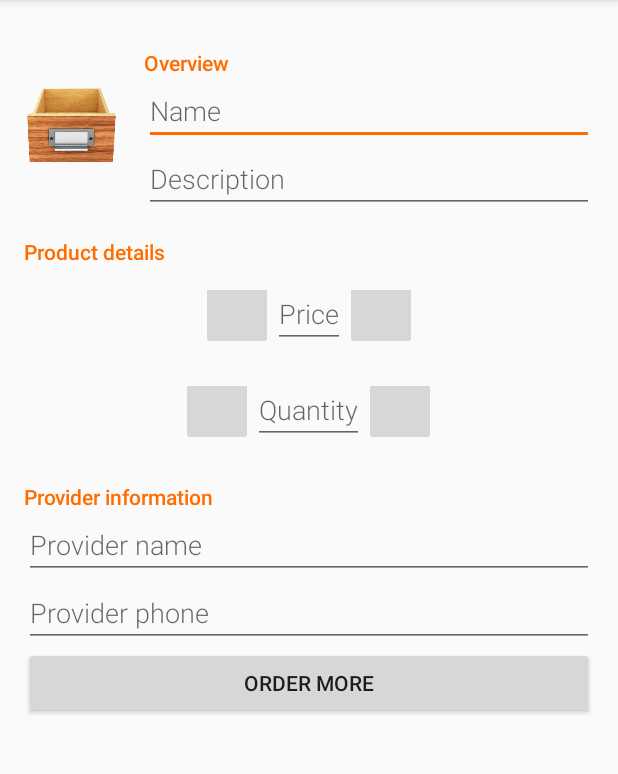
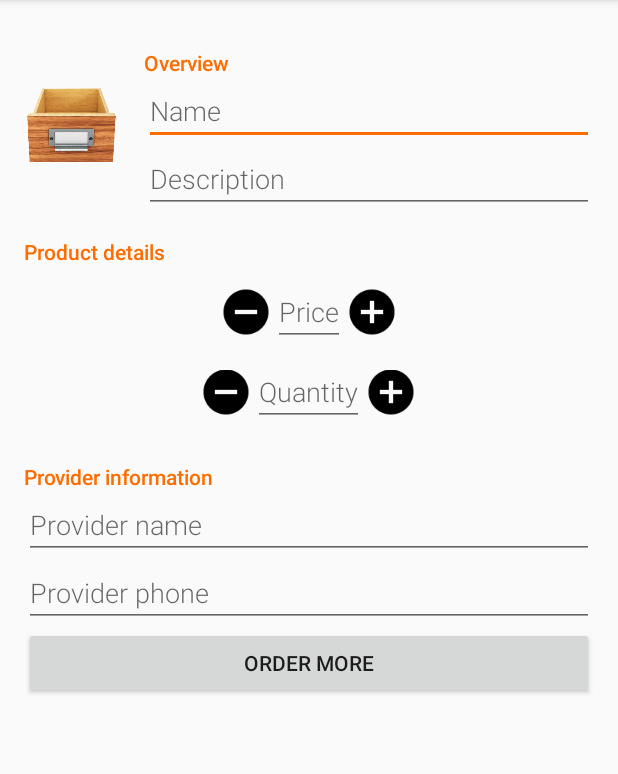
Before and after one commit to VIcuko/Android-InventoryApp, an Android app: the EditorActivity screen opened directly, with no data from a screen before it, on a phone screen of 412 x 824 dp, the part 84-858 px from its top. Run offline under Robolectric (Android 15) with nearby library versions, the phone set to English and light mode, and no system bars.

Commit message:
Added plus and minus buttons to editor activity layout

```diff
--- a/app/src/main/res/layout/activity_editor.xml
+++ b/app/src/main/res/layout/activity_editor.xml
@@ -60,7 +60,7 @@
         <RelativeLayout
             android:layout_width="match_parent"
             android:layout_height="wrap_content"
-            android:paddingTop="@dimen/vertical_padding">
+            android:layout_marginTop="@dimen/vertical_padding_subtitle">
 
             <EditText
                 android:id="@+id/edit_product_price"
@@ -75,14 +75,18 @@
                 android:layout_width="@dimen/sum_button_side"
                 android:layout_height="@dimen/sum_button_side"
                 android:layout_centerVertical="true"
-                android:layout_toLeftOf="@id/edit_product_price" />
+                android:layout_toLeftOf="@id/edit_product_price"
+                android:adjustViewBounds="true"
+                android:background="@drawable/ic_remove_circle" />
 
             <ImageButton
                 android:id="@+id/plus_price_button"
                 android:layout_width="@dimen/sum_button_side"
                 android:layout_height="@dimen/sum_button_side"
                 android:layout_centerVertical="true"
-                android:layout_toRightOf="@id/edit_product_price" />
+                android:layout_toRightOf="@id/edit_product_price"
+                android:adjustViewBounds="true"
+                android:background="@drawable/ic_add_circle" />
 
         </RelativeLayout>
 
@@ -104,14 +108,18 @@
                 android:layout_width="@dimen/sum_button_side"
                 android:layout_height="@dimen/sum_button_side"
                 android:layout_centerVertical="true"
-                android:layout_toLeftOf="@id/edit_product_quantity" />
+                android:layout_toLeftOf="@id/edit_product_quantity"
+                android:adjustViewBounds="true"
+                android:background="@drawable/ic_remove_circle" />
 
             <ImageButton
                 android:id="@+id/plus_quantity_button"
                 android:layout_width="@dimen/sum_button_side"
                 android:layout_height="@dimen/sum_button_side"
                 android:layout_centerVertical="true"
-                android:layout_toRightOf="@id/edit_product_quantity" />
+                android:layout_toRightOf="@id/edit_product_quantity"
+                android:adjustViewBounds="true"
+                android:background="@drawable/ic_add_circle" />
         </RelativeLayout>
     </LinearLayout>
 
@@ -145,7 +153,7 @@
             <Button
                 android:layout_width="match_parent"
                 android:layout_height="wrap_content"
-                android:text="@string/order_more_button"/>
+                android:text="@string/order_more_button" />
         </LinearLayout>
 
     </LinearLayout>
--- a/app/src/main/res/values/dimens.xml
+++ b/app/src/main/res/values/dimens.xml
@@ -10,5 +10,5 @@
 
     <dimen name="fab_margin">16dp</dimen>
 
-    <dimen name="sum_button_side">48dp</dimen>
+    <dimen name="sum_button_side">36dp</dimen>
 </resources>
```
Also changed, not shown: app/src/main/res/drawable-hdpi/ic_add_circle.png (added), app/src/main/res/drawable-hdpi/ic_remove_circle.png (added), app/src/main/res/drawable-mdpi/ic_add_circle.png (added), app/src/main/res/drawable-mdpi/ic_remove_circle.png (added), app/src/main/res/drawable-xhdpi/ic_add_circle.png (added), app/src/main/res/drawable-xhdpi/ic_remove_circle.png (added), app/src/main/res/drawable-xxhdpi/ic_add_circle.png (added), app/src/main/res/drawable-xxhdpi/ic_remove_circle.png (added), app/src/main/res/drawable-xxxhdpi/ic_add_circle.png (added), app/src/main/res/drawable-xxxhdpi/ic_remove_circle.png (added).
